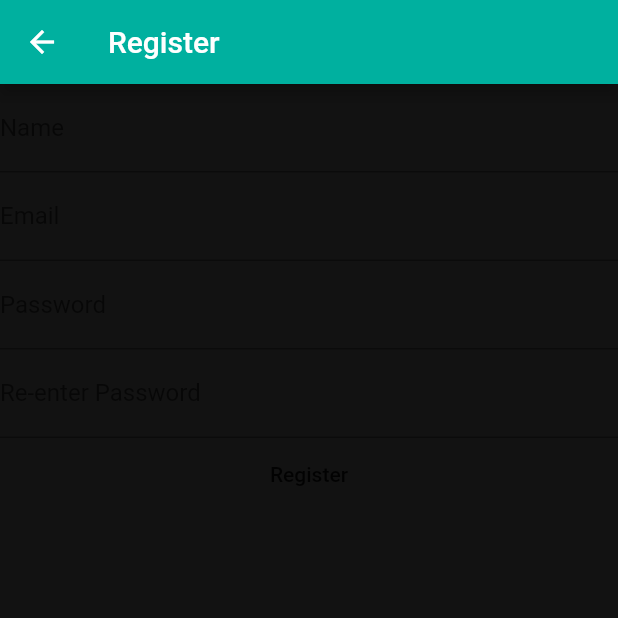
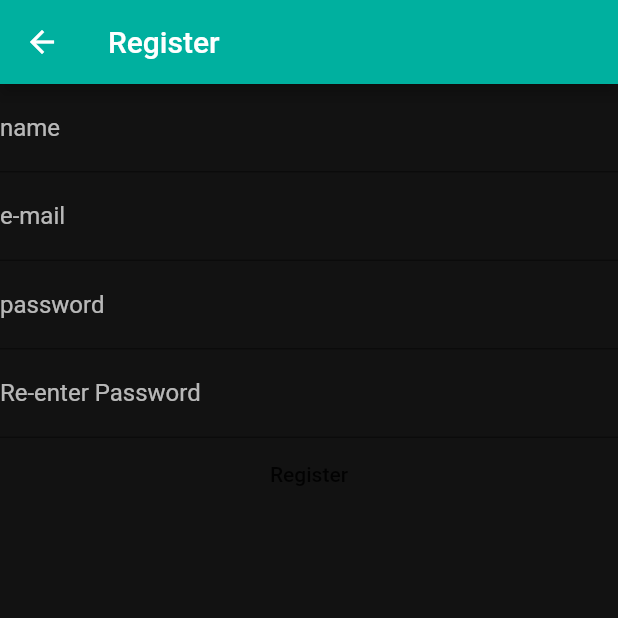
Before and after one commit to murosfc/findme, a Flutter app: the screen it shows after launch, after a tap on "Login", after a tap on "Register", on a phone screen of 412 x 824 dp, the top half of it. Run offline on Flutter 3.47's test engine with Material 2 defaults, Android fonts, the phone set to English and light mode, and no system bars; our stand-ins replace google_sign_in, localization; network calls fail.

Commit message:
Implementado sistema de login

```diff
--- a/flutter_launcher_icons.yaml
+++ b/flutter_launcher_icons.yaml
@@ -8,13 +8,13 @@ flutter_icons:
   min_sdk_android: 21 # android min sdk min:16, default 21
   web:
     generate: true
-    image_path: "path/to/image.png"
+    image_path: "assets/icon/icon.png"
     background_color: "#hexcode"
     theme_color: "#hexcode"
   windows:
     generate: true
-    image_path: "path/to/image.png"
+    image_path: "assets/icon/icon.png"
     icon_size: 48 # min:48, max:256, default: 48
   macos:
     generate: true
-    image_path: "path/to/image.png"
+    image_path: "assets/icon/icon.png"
--- a/lib/pages/LoginPage.dart
+++ b/lib/pages/LoginPage.dart
@@ -1,8 +1,13 @@
+import 'dart:io';
+
 import 'package:findme/FindnMeHome.dart';
 import 'package:findme/pages/RegisterScreen.dart';
 import 'package:flutter/material.dart';
+import 'package:http/http.dart';
 import 'package:localization/localization.dart';
 import 'package:google_sign_in/google_sign_in.dart';
+import 'dart:convert';
+import 'package:http/http.dart' as http;
 
 import '../colors/VisualIdColors.dart';
 
@@ -31,6 +36,7 @@ class _LoginPageState extends State<LoginPage> {
           child: Column(
             children: <Widget>[
               TextFormField(
+                style: const TextStyle(color: Colors.white),
                 decoration: InputDecoration(
                     labelText: "email".i18n(),
                     labelStyle: const TextStyle(color: Colors.white70)),
@@ -40,6 +46,7 @@ class _LoginPageState extends State<LoginPage> {
               ),
               const SizedBox(height: 20.0),
               TextFormField(
+                style: const TextStyle(color: Colors.white),
                 decoration: InputDecoration(
                     labelText: 'password'.i18n(),
                     labelStyle: const TextStyle(color: Colors.white70)),
@@ -65,8 +72,8 @@ class _LoginPageState extends State<LoginPage> {
                 child: Row(
                   mainAxisSize: MainAxisSize.min,
                   children: <Widget>[
-                    //Image.asset("../assets/google.png", height: 10, width: 10),
-                    //const SizedBox(width: 10),
+                    //Image.asset("../assets/google.png",aheight: 0.1, width: 0.1),
+                    const SizedBox(width: 50),
                     Text("google-log".i18n()),
                   ],
                 ),
@@ -87,16 +94,28 @@ class _LoginPageState extends State<LoginPage> {
     );
   }
 
-  void _submit() {
+  Future<void> _submit() async {
     if (_formKey.currentState!.validate()) {
       _formKey.currentState!.save();
-      print(_email);
-      print(_password);
-      // Perform login here
-      Navigator.push(
-        context,
-        MaterialPageRoute(builder: (context) => FindnMeHome()),
-      );
+      Map<String, String> body = {
+        'email': _email,
+        'password': _password,
+      };
+      String url = 'http://192.168.1.166:8080/user/login';
+      String bodyJson = json.encode({'email': _email, 'password': _password});
+      Response response = await http.post(Uri.parse(url),
+          headers: {'Content-Type': 'application/json'}, body: bodyJson);
+      if (response.statusCode == 200) {
+        // ignore: use_build_context_synchronously
+        Navigator.push(
+          context,
+          MaterialPageRoute(builder: (context) => FindnMeHome()),
+        );
+      } else {
+        if (response.statusCode == "Connection refused") {
+          print("Error: ${response.statusCode}");
+        }
+      }
     }
   }
 
--- a/lib/pages/RegisterScreen.dart
+++ b/lib/pages/RegisterScreen.dart
@@ -1,4 +1,5 @@
 import 'package:flutter/material.dart';
+import 'package:localization/localization.dart';
 
 class RegisterScreen extends StatefulWidget {
   @override
@@ -13,52 +14,60 @@ class _RegisterScreenState extends State<RegisterScreen> {
   Widget build(BuildContext context) {
     return Scaffold(
       appBar: AppBar(
-        title: Text('Register'),
+        title: Text("register".i18n()),
       ),
       body: Form(
         key: _formKey,
         child: Column(
           children: <Widget>[
             TextFormField(
-              decoration: InputDecoration(labelText: 'Name'),
+              decoration: InputDecoration(
+                  labelText: "name".i18n(),
+                  labelStyle: const TextStyle(color: Colors.white70)),
               validator: (value) {
                 if (value!.isEmpty) {
-                  return 'Please enter your name';
+                  return "enter-name".i18n();
                 }
                 return null;
               },
               onSaved: (value) => _name = value!,
             ),
             TextFormField(
-              decoration: InputDecoration(labelText: 'Email'),
+              decoration: InputDecoration(
+                  labelText: 'email'.i18n(),
+                  labelStyle: const TextStyle(color: Colors.white70)),
               validator: (value) {
                 if (value!.isEmpty) {
-                  return 'Please enter your email';
+                  return "enter-email".i18n();
                 }
                 return null;
               },
               onSaved: (value) => _email = value!,
             ),
             TextFormField(
-              decoration: InputDecoration(labelText: 'Password'),
+              decoration: InputDecoration(
+                  labelText: "password".i18n(),
+                  labelStyle: const TextStyle(color: Colors.white70)),
               obscureText: true,
               validator: (value) {
                 if (value!.isEmpty) {
-                  return 'Please enter your password';
+                  return "enter-password".i18n();
                 }
                 return null;
               },
               onSaved: (value) => _password = value!,
             ),
             TextFormField(
-              decoration: InputDecoration(labelText: 'Re-enter Password'),
+              decoration: InputDecoration(
+                  labelText: "reenter-password".i18n(),
+                  labelStyle: const TextStyle(color: Colors.white70)),
               obscureText: true,
               validator: (value) {
                 if (value!.isEmpty) {
-                  return 'Please re-enter your password';
+                  return "reenter-password".i18n();
                 }
                 if (value != _password) {
-                  return 'Passwords do not match';
+                  return "pass-not-match".i18n();
                 }
                 return null;
               },
@@ -68,10 +77,10 @@ class _RegisterScreenState extends State<RegisterScreen> {
               onPressed: () {
                 if (_formKey.currentState!.validate()) {
                   _formKey.currentState!.save();
-                  // Save the user's information and navigate to the next screen
+                  //TODO: Save the user's information and navigate to the next screen
                 }
               },
-              child: Text('Register'),
+              child: Text("register".i18n()),
             ),
           ],
         ),
--- a/pubspec.yaml
+++ b/pubspec.yaml
@@ -63,6 +63,7 @@ flutter:
   # json files directory
   assets:
     - lib/i18n/
+    - assets/icon/icon.png
 
   # The following line ensures that the Material Icons font is
   # included with your application, so that you can use the icons in
```
Also changed, not shown: lib/i18n/en_US.json (+7 -1 lines), lib/i18n/pt_BR.json (+8 -1 lines).
